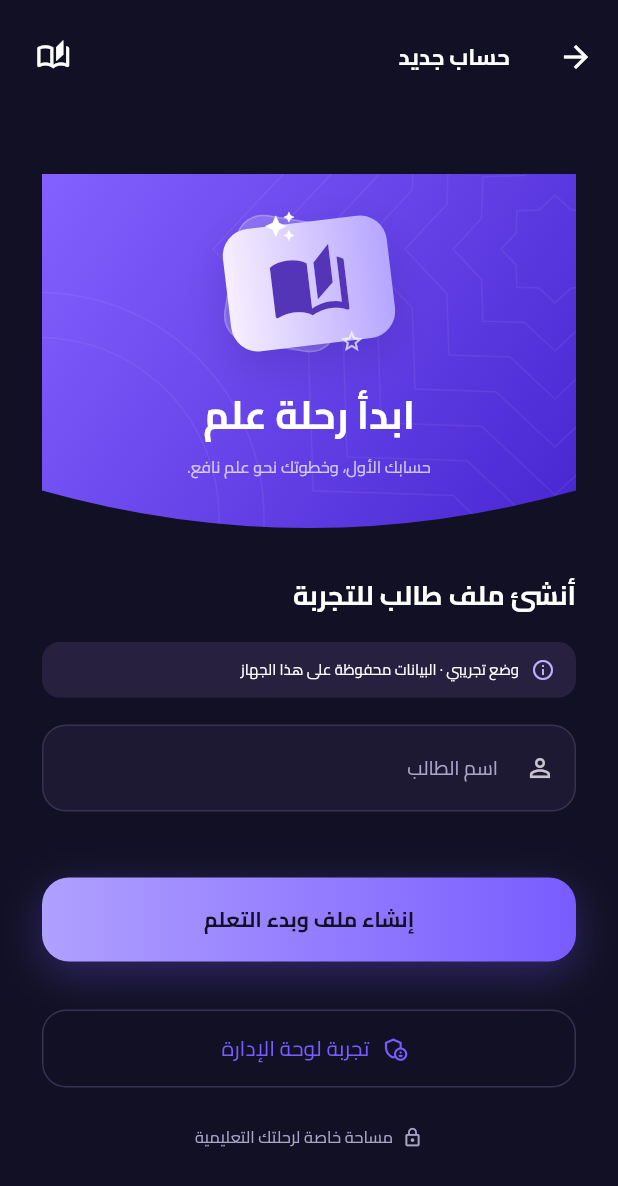
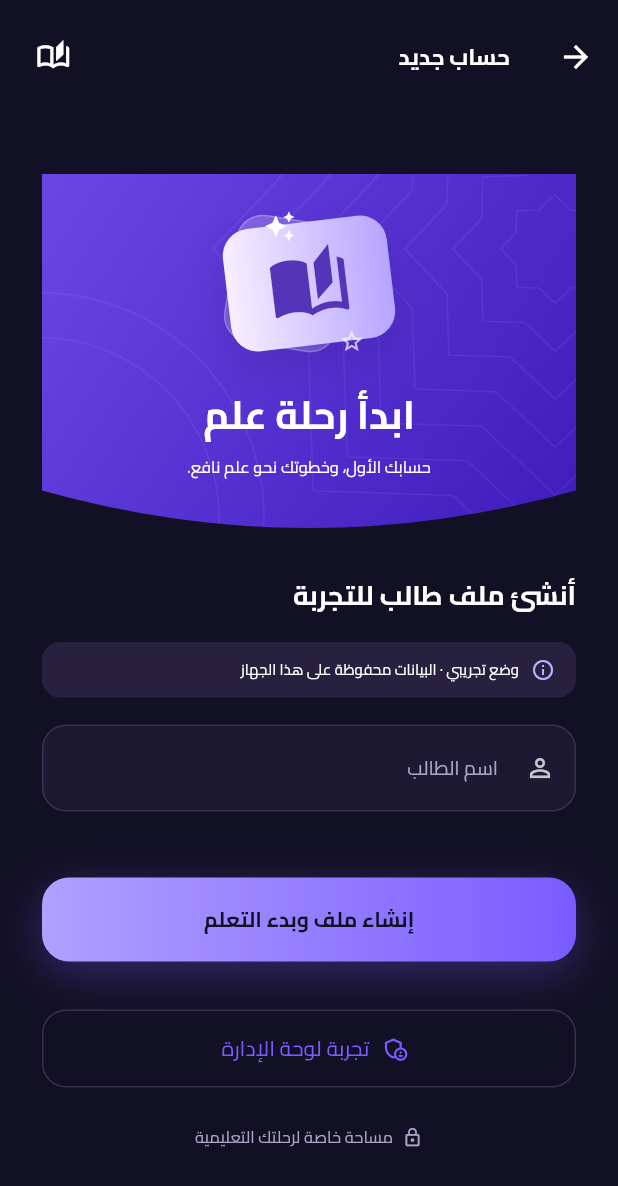
Before and after one commit to Ahmedtalb872/awnwasand, a Flutter app: the screen it shows after launch, after a tap on "إنشاء حساب", on a phone screen of 412 x 824 dp. Shown: the top 1186 px of the screen. Run offline on Flutter 3.47's test engine with Material 3 defaults, Android fonts, the phone set to English and light mode, and no system bars; our stand-ins replace file_picker, open_filex, shared_preferences, supabase_flutter, video_player; missing offline and left inert: dart:html, idb_shim; accounts and stored records are empty.

Commit message:
Improve text and navigation contrast within the dark violet palette

```diff
--- a/lib/brand.dart
+++ b/lib/brand.dart
@@ -27,7 +27,7 @@ ThemeData academyTheme() {
     inputDecorationTheme: InputDecorationTheme(filled: true, fillColor: const Color(0xff1d1933), contentPadding: const EdgeInsets.symmetric(horizontal: 18, vertical: 17), labelStyle: const TextStyle(color: brandMuted, fontSize: 13), hintStyle: const TextStyle(color: brandMuted), border: OutlineInputBorder(borderRadius: BorderRadius.circular(16), borderSide: BorderSide.none), enabledBorder: OutlineInputBorder(borderRadius: BorderRadius.circular(16), borderSide: const BorderSide(color: brandBorder)), focusedBorder: OutlineInputBorder(borderRadius: BorderRadius.circular(16), borderSide: const BorderSide(color: brandPurple, width: 1.5))),
     filledButtonTheme: FilledButtonThemeData(style: FilledButton.styleFrom(minimumSize: const Size(0, 56), textStyle: const TextStyle(fontFamily: 'Cairo', fontSize: 14, fontWeight: FontWeight.w700), shape: RoundedRectangleBorder(borderRadius: BorderRadius.circular(16)))),
     outlinedButtonTheme: OutlinedButtonThemeData(style: OutlinedButton.styleFrom(minimumSize: const Size(0, 52), side: const BorderSide(color: brandBorder), shape: RoundedRectangleBorder(borderRadius: BorderRadius.circular(16)))),
-    navigationBarTheme: const NavigationBarThemeData(backgroundColor: Color(0xff19152e), indicatorColor: Color(0xff423167), elevation: 0, height: 78, labelTextStyle: WidgetStatePropertyAll(TextStyle(fontFamily: 'Cairo', fontSize: 11, fontWeight: FontWeight.w600))),
+    navigationBarTheme: const NavigationBarThemeData(backgroundColor: Color(0xff19152e), indicatorColor: Color(0xff423167), elevation: 0, height: 78, iconTheme: WidgetStatePropertyAll(IconThemeData(color: brandPink, size: 24)), labelTextStyle: WidgetStatePropertyAll(TextStyle(fontFamily: 'Cairo', fontSize: 11, fontWeight: FontWeight.w600))),
     progressIndicatorTheme: const ProgressIndicatorThemeData(color: brandPink, linearTrackColor: Color(0xff38304f), borderRadius: BorderRadius.all(Radius.circular(10))),
     dividerTheme: const DividerThemeData(color: brandBorder),
   );
@@ -59,7 +59,7 @@ class BrandPanel extends StatelessWidget {
   final EdgeInsets padding;
   @override
   Widget build(BuildContext context) => ClipRRect(borderRadius: BorderRadius.circular(28), child: Container(
-    decoration: const BoxDecoration(gradient: LinearGradient(begin: Alignment.topRight, end: Alignment.bottomLeft, colors: [brandPurple, Color(0xff5032b0)])),
+    decoration: const BoxDecoration(gradient: LinearGradient(begin: Alignment.topRight, end: Alignment.bottomLeft, colors: [Color(0xff463082), Color(0xff251c44)])),
     child: Stack(children: [Positioned.fill(child: IgnorePointer(child: CustomPaint(painter: GeometryPainter()))), Padding(padding: padding, child: child)]),
   ));
 }
@@ -121,7 +121,7 @@ class AuthHero extends StatelessWidget {
   @override
   Widget build(BuildContext context) => ClipPath(clipper: const HeroCurve(), child: Container(
     padding: const EdgeInsets.fromLTRB(18, 20, 18, 38),
-    decoration: const BoxDecoration(gradient: LinearGradient(begin: Alignment.topLeft, end: Alignment.bottomRight, colors: [Color(0xff8360ff), Color(0xff4726d1)])),
+    decoration: const BoxDecoration(gradient: LinearGradient(begin: Alignment.topLeft, end: Alignment.bottomRight, colors: [Color(0xff6c46e5), Color(0xff3f1bbc)])),
     child: Stack(alignment: Alignment.center, children: [
       Positioned.fill(child: IgnorePointer(child: CustomPaint(painter: GeometryPainter()))),
       Column(children: [
@@ -132,7 +132,7 @@ class AuthHero extends StatelessWidget {
           const Positioned(right: 18, bottom: 6, child: Icon(Icons.star_outline, size: 17, color: Colors.white70)),
         ])),
         const SizedBox(height: 12), Text(register ? 'ابدأ رحلة علم' : 'مرحبًا بعودتك', style: const TextStyle(color: Colors.white, fontSize: 26, fontWeight: FontWeight.w700)),
-        const SizedBox(height: 4), Text(register ? 'حسابك الأول، وخطوتك نحو علم نافع.' : 'دروسك ومراجعك بانتظارك.', textAlign: TextAlign.center, style: const TextStyle(color: Colors.white70, fontSize: 11)),
+        const SizedBox(height: 4), Text(register ? 'حسابك الأول، وخطوتك نحو علم نافع.' : 'دروسك ومراجعك بانتظارك.', textAlign: TextAlign.center, style: const TextStyle(color: Colors.white, fontSize: 11)),
       ]),
     ]),
   ));
```
